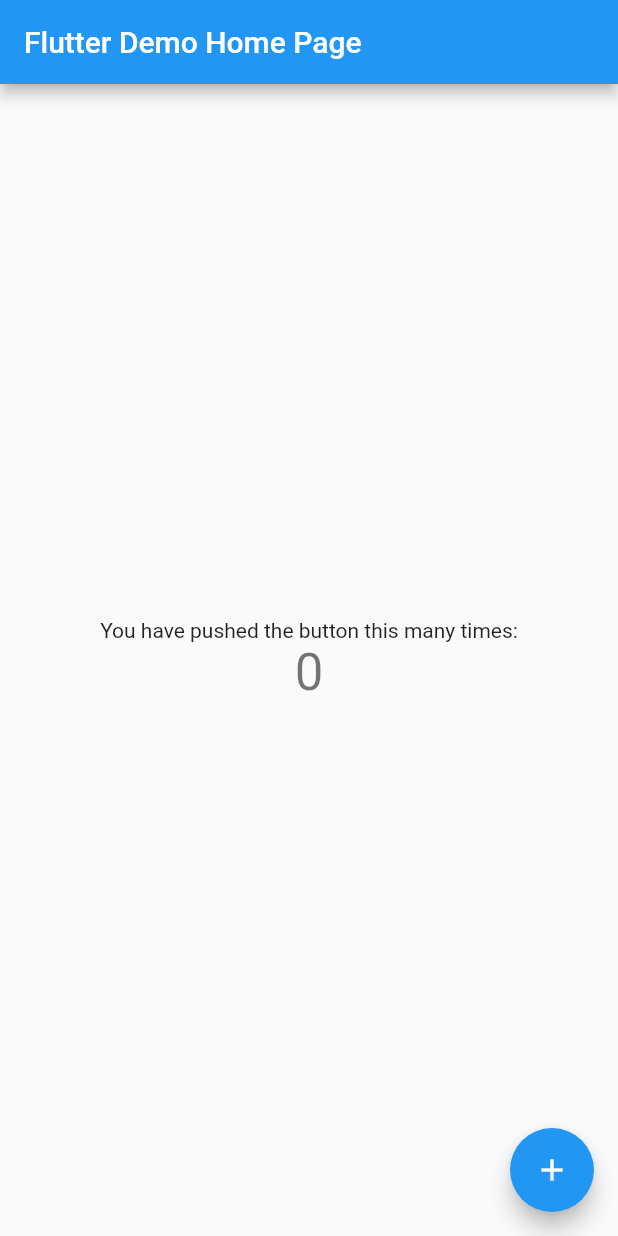
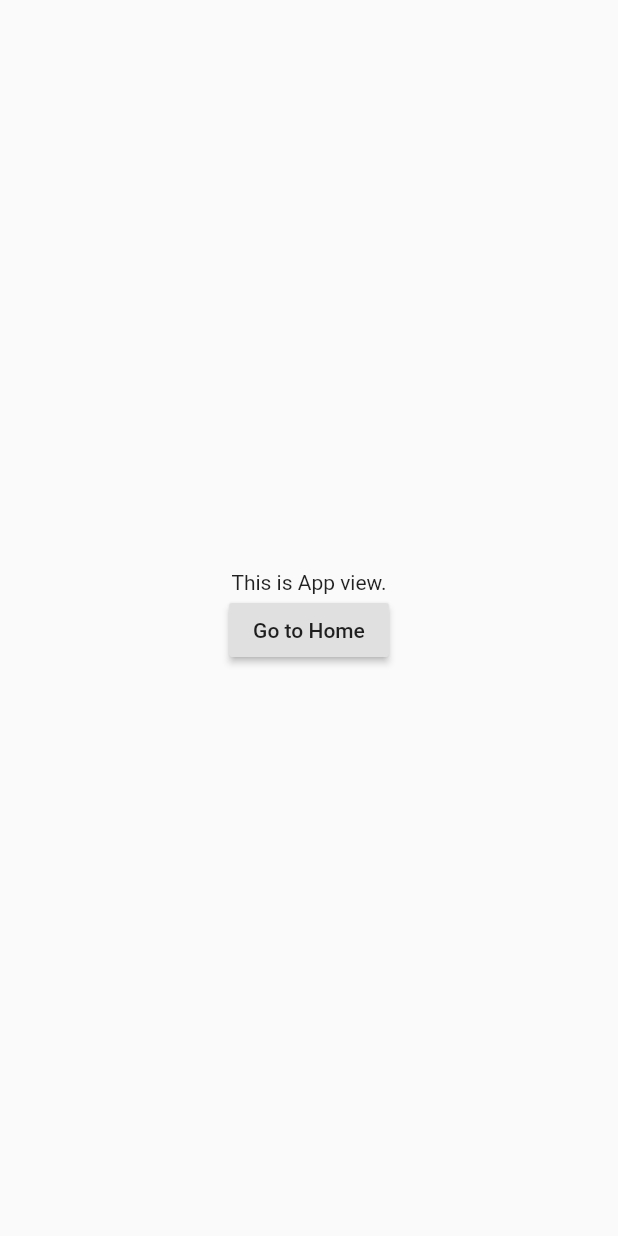
Before and after one commit to Gnotes/flutter-sample, a Flutter app: the screen it shows after launch, on a phone screen of 412 x 824 dp. Run offline on Flutter 3.47's test engine with Material 2 defaults, Android fonts, the phone set to English and light mode, and no system bars.

Commit message:
feat: add views

```diff
--- a/lib/main.dart
+++ b/lib/main.dart
@@ -1,4 +1,5 @@
 import 'package:flutter/material.dart';
+import './views/app.dart';
 
 void main() => runApp(MyApp());
 
@@ -9,103 +10,12 @@ class MyApp extends StatelessWidget {
     return MaterialApp(
       title: 'Flutter Demo',
       theme: ThemeData(
-        // This is the theme of your application.
-        //
-        // Try running your application with "flutter run". You'll see the
-        // application has a blue toolbar. Then, without quitting the app, try
-        // changing the primarySwatch below to Colors.green and then invoke
-        // "hot reload" (press "r" in the console where you ran "flutter run",
-        // or simply save your changes to "hot reload" in a Flutter IDE).
-        // Notice that the counter didn't reset back to zero; the application
-        // is not restarted.
         primarySwatch: Colors.blue,
       ),
-      home: MyHomePage(title: 'Flutter Demo Home Page'),
+      initialRoute: 'app',
+      routes: <String, WidgetBuilder>{
+        'app': (context) => AppView(),
+      },
     );
   }
 }
-
-class MyHomePage extends StatefulWidget {
-  MyHomePage({Key key, this.title}) : super(key: key);
-
-  // This widget is the home page of your application. It is stateful, meaning
-  // that it has a State object (defined below) that contains fields that affect
-  // how it looks.
-
-  // This class is the configuration for the state. It holds the values (in this
-  // case the title) provided by the parent (in this case the App widget) and
-  // used by the build method of the State. Fields in a Widget subclass are
-  // always marked "final".
-
-  final String title;
-
-  @override
-  _MyHomePageState createState() => _MyHomePageState();
-}
-
-class _MyHomePageState extends State<MyHomePage> {
-  int _counter = 0;
-
-  void _incrementCounter() {
-    setState(() {
-      // This call to setState tells the Flutter framework that something has
-      // changed in this State, which causes it to rerun the build method below
-      // so that the display can reflect the updated values. If we changed
-      // _counter without calling setState(), then the build method would not be
-      // called again, and so nothing would appear to happen.
-      _counter++;
-    });
-  }
-
-  @override
-  Widget build(BuildContext context) {
-    // This method is rerun every time setState is called, for instance as done
-    // by the _incrementCounter method above.
-    //
-    // The Flutter framework has been optimized to make rerunning build methods
-    // fast, so that you can just rebuild anything that needs updating rather
-    // than having to individually change instances of widgets.
-    return Scaffold(
-      appBar: AppBar(
-        // Here we take the value from the MyHomePage object that was created by
-        // the App.build method, and use it to set our appbar title.
-        title: Text(widget.title),
-      ),
-      body: Center(
-        // Center is a layout widget. It takes a single child and positions it
-        // in the middle of the parent.
-        child: Column(
-          // Column is also layout widget. It takes a list of children and
-          // arranges them vertically. By default, it sizes itself to fit its
-          // children horizontally, and tries to be as tall as its parent.
-          //
-          // Invoke "debug painting" (press "p" in the console, choose the
-          // "Toggle Debug Paint" action from the Flutter Inspector in Android
-          // Studio, or the "Toggle Debug Paint" command in Visual Studio Code)
-          // to see the wireframe for each widget.
-          //
-          // Column has various properties to control how it sizes itself and
-          // how it positions its children. Here we use mainAxisAlignment to
-          // center the children vertically; the main axis here is the vertical
-          // axis because Columns are vertical (the cross axis would be
-          // horizontal).
-          mainAxisAlignment: MainAxisAlignment.center,
-          children: <Widget>[
-            Text(
-              'You have pushed the button this many times:',
-            ),
-            Text(
-              '$_counter',
-              style: Theme.of(context).textTheme.display1,
-            ),
-          ],
-        ),
-      ),
-      floatingActionButton: FloatingActionButton(
-        onPressed: _incrementCounter,
-        tooltip: 'Increment',
-        child: Icon(Icons.add),
-      ), // This trailing comma makes auto-formatting nicer for build methods.
-    );
-  }
-}
--- /dev/null
+++ b/lib/views/app.dart
@@ -0,0 +1,39 @@
+import 'package:flutter/material.dart';
+import './home.dart';
+
+class AppView extends StatefulWidget {
+  @override
+  _AppViewState createState() => _AppViewState();
+}
+
+class _AppViewState extends State<AppView> {
+  @override
+  Widget build(BuildContext context) {
+    return Scaffold(
+      body: Container(
+        child: Center(
+          child: Column(
+            mainAxisAlignment: MainAxisAlignment.center,
+            children: <Widget>[
+              Text('This is App view.'),
+              RaisedButton(
+                child: Text("Go to Home"),
+                onPressed: () {
+                  Navigator.push(
+                      context,
+                      MaterialPageRoute<String>(
+                        builder: (context) => HomeView(
+                              title: "From App",
+                            ),
+                      )).then((String result) {
+                    debugPrint("result is : $result");
+                  });
+                },
+              )
+            ],
+          ),
+        ),
+      ),
+    );
+  }
+}
```
Also changed, not shown: lib/views/home.dart (added, +86 -0 lines), pubspec.lock.
